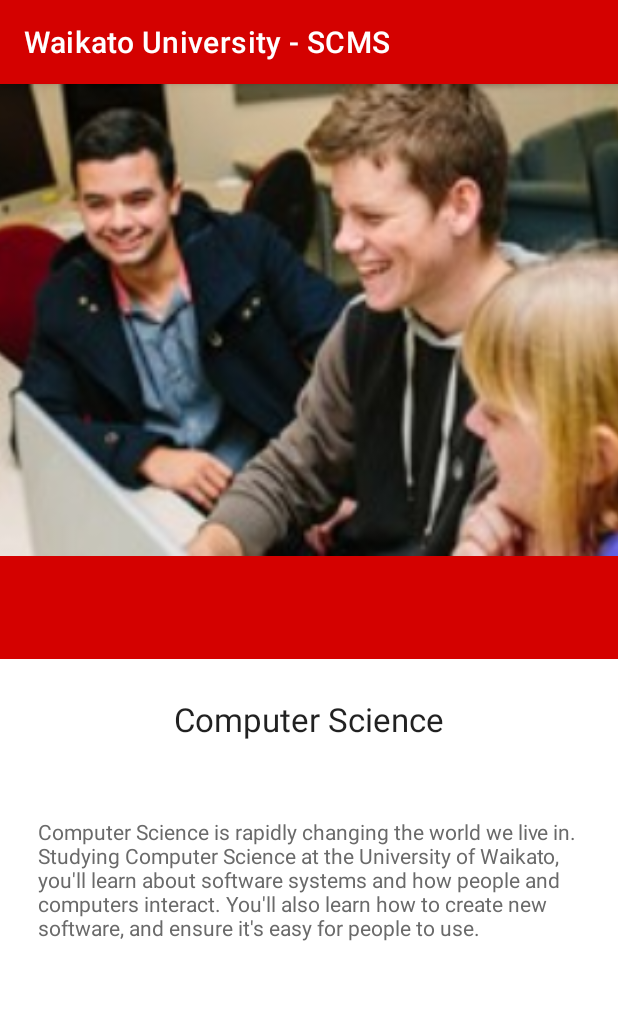
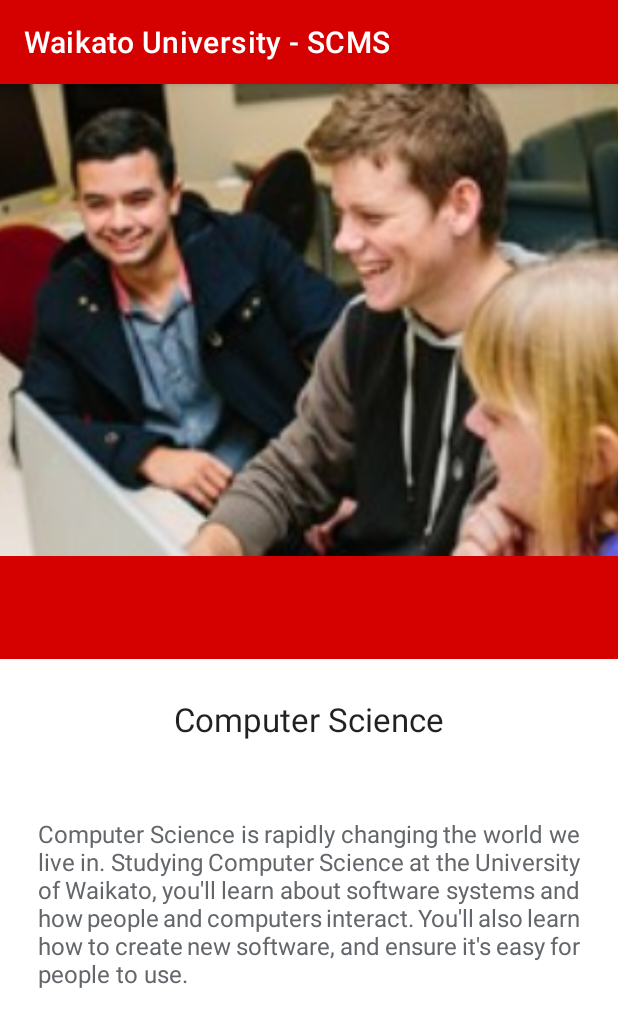
Before and after one commit to shinidude/AssignmentoOe, an Android app: the screen it shows after launch (DetailedActivity), after a tap on an icon or button, on a phone screen of 412 x 824 dp. Shown: the top 1027 px of the screen. Run offline under Robolectric (Android 15) with nearby library versions, the phone set to English and light mode, and no system bars.

Commit message:
Some tweaking were done for the detailed content. Comments in every file has been added as well.

```diff
--- a/app/src/main/java/com/example/assignmentooe/DetailedActivity.java
+++ b/app/src/main/java/com/example/assignmentooe/DetailedActivity.java
@@ -4,15 +4,13 @@ import androidx.appcompat.app.AppCompatActivity;
 
 
 import android.os.Bundle;
-import android.view.View;
-import android.widget.ImageButton;
 import android.widget.ImageView;
 import android.widget.TextView;
 import android.content.Intent; //Intend is imported to be able to use the intent class
 
 
 public class DetailedActivity extends AppCompatActivity {
-
+    //Declaring variables
     TextView TITLE, CONTENT;
     int val;
 
@@ -21,25 +19,19 @@ public class DetailedActivity extends AppCompatActivity {
         super.onCreate(savedInstanceState);
         setContentView(R.layout.activity_detailed);
 
-        TITLE=findViewById(R.id.content_title_id);
-        CONTENT=findViewById(R.id.detail_content_id);
-        ImageView banner = (ImageView) findViewById(R.id.detail_banner);
+        TITLE=findViewById(R.id.content_title_id);//passing the title textview in xml to be able to access in java
+        CONTENT=findViewById(R.id.detail_content_id);//passing the content textview in xml to be able to access in java
+        ImageView banner = (ImageView) findViewById(R.id.detail_banner);//passing the image in the detailed activity in xml to be able to access in java
 
-        Intent intent = getIntent();
-        String title = intent.getStringExtra("TITLE");
-        String content = intent.getStringExtra("CONTENT");
-        Bundle b= getIntent().getExtras();
+        Intent intent = getIntent();//Accessing the intent
+        String title = intent.getStringExtra("TITLE");//getting the "TITLE" data and passing it into title
+        String content = intent.getStringExtra("CONTENT");//getting the "CONTENT" data and passing it into content
 
-        if (b != null) {
-            val = b.getInt("BANNER");
-        }
-        banner.setImageResource(val);
+        TITLE.setText(title);//the text in the TITLE textview will be changed into the value in title
+        CONTENT.setText(content);//the text in the CONTENT textview will be changed into the value in content
 
-        TITLE.setText(title);
-        CONTENT.setText(content);
-
-
+        Bundle b= getIntent().getExtras();//check if any value sent from previous activity
+        val = b.getInt("BANNER");//get the image value
+        banner.setImageResource(val);//Set the banner using the image value
     }
-
-
 }
--- a/app/src/main/java/com/example/assignmentooe/MainActivity.java
+++ b/app/src/main/java/com/example/assignmentooe/MainActivity.java
@@ -12,25 +12,21 @@ import android.content.Intent; //Intend is imported to be able to use the intent
 public class MainActivity extends AppCompatActivity{
 
     //Declaring necessary variables
-    private ImageView image;
-    private String [] titles_array;
-    private String [] contents_array;
-    private ImageView banner_img;
-    public String title;
-    public String content;
-    public String banner_text;
+    private String [] titles_array; ///An array of tiles of course
+    private String [] contents_array; //An array of contents of each course
+    public String title; //title of the course
+    public String content; //detailed content of the course
 
     @Override
     protected void onCreate(Bundle savedInstanceState) {
         super.onCreate(savedInstanceState);
         setContentView(R.layout.activity_main);
 
+        ///passing through the xml image buttons to be able to access in jave
         ImageButton button_cs = (ImageButton)findViewById(R.id.tile_cs);
         ImageButton button_se = (ImageButton)findViewById(R.id.tile_se);
         ImageButton button_des = (ImageButton)findViewById(R.id.tile_design);
         ImageButton button_math = (ImageButton)findViewById(R.id.tile_math);
-
-        ImageView detail_banner = (ImageView)findViewById(R.id.detail_banner);
 
         /**
          * button_cs.setOnClickListener
@@ -41,19 +37,25 @@ public class MainActivity extends AppCompatActivity{
         button_cs.setOnClickListener(new View.OnClickListener() {
             @Override
             public void onClick(View v) {
-
+                ///Displays a message to the user that the button has been clicked properly
                 Toast.makeText(MainActivity.this, "The cs button has been clicked!", Toast.LENGTH_SHORT).show();
-                ///Explicit Intent class is used to be able to move from main activity to detail
+                //Creating a new intent
                 Intent intent = new Intent(MainActivity.this, DetailedActivity.class);
 
-                titles_array=getResources().getStringArray(R.array.string_array_titles);
+                ///Pass the array from the of the text from the array.xml
+                titles_array=getResources().getStringArray(R.array.string_array_titles); //passing the array of titles to titles
+                contents_array=getResources().getStringArray(R.array.string_array_content); //passing the array of contents to contents
+
+                //Passing the index of the designates title and detailed content.
                 title=titles_array[0];
-                contents_array=getResources().getStringArray(R.array.string_array_content);
                 content=contents_array[0];
 
-                intent.putExtra("BANNER",R.drawable.img_cs_banner);
-                intent.putExtra("TITLE",title);
-                intent.putExtra("CONTENT",content);
+                //passing data through to the new Activity
+                intent.putExtra("BANNER",R.drawable.img_cs_banner); //passing an image
+                intent.putExtra("TITLE",title); //passing the title
+                intent.putExtra("CONTENT",content); //passing the detailed content
+
+                //passing the intent into start activity
                 startActivity(intent);
             }
         });
@@ -70,14 +72,20 @@ public class MainActivity extends AppCompatActivity{
                 ///Explicit Intent class is used to be able to move from main activity to detail activity
                 Intent intent = new Intent(MainActivity.this, DetailedActivity.class);
 
-                titles_array=getResources().getStringArray(R.array.string_array_titles);
+                ///Pass the array from the of the text from the array.xml
+                titles_array=getResources().getStringArray(R.array.string_array_titles); //passing the array of titles to titles
+                contents_array=getResources().getStringArray(R.array.string_array_content); //passing the array of contents to contents
+
+                //Passing the index of the designates title and detailed content.
                 title=titles_array[3];
-                contents_array=getResources().getStringArray(R.array.string_array_content);
                 content=contents_array[3];
 
-                intent.putExtra("BANNER",R.drawable.img_se_banner);
-                intent.putExtra("TITLE",title);
-                intent.putExtra("CONTENT",content);
+                //passing data through to the new Activity
+                intent.putExtra("BANNER",R.drawable.img_se_banner);//passing an image
+                intent.putExtra("TITLE",title);//passing the title
+                intent.putExtra("CONTENT",content);//passing the detailed content
+
+                //passing the intent into start activity
                 startActivity(intent);
             }
         });
@@ -94,14 +102,20 @@ public class MainActivity extends AppCompatActivity{
                 ///Explicit Intent class is used to be able to move from main activity to detail activity
                 Intent intent = new Intent(MainActivity.this, DetailedActivity.class);
 
-                titles_array=getResources().getStringArray(R.array.string_array_titles);
+                ///Pass the array from the of the text from the array.xml
+                titles_array=getResources().getStringArray(R.array.string_array_titles); //passing the array of titles to titles
+                contents_array=getResources().getStringArray(R.array.string_array_content); //passing the array of contents to contents
+
+                //Passing the index of the designates title and detailed content.
                 title=titles_array[1];
-                contents_array=getResources().getStringArray(R.array.string_array_content);
                 content=contents_array[1];
 
-                intent.putExtra("BANNER",R.drawable.img_design_banner);
-                intent.putExtra("TITLE",title);
-                intent.putExtra("CONTENT",content);
+                //passing data through to the new Activity
+                intent.putExtra("BANNER",R.drawable.img_design_banner);//passing an image
+                intent.putExtra("TITLE",title);//passing the title
+                intent.putExtra("CONTENT",content);//passing the detailed content
+
+                //passing the intent into start activity
                 startActivity(intent);
             }
         });
@@ -118,14 +132,20 @@ public class MainActivity extends AppCompatActivity{
                 ///Explicit Intent class is used to be able to move from main activity to detail activity
                 Intent intent = new Intent(MainActivity.this, DetailedActivity.class);
 
-                titles_array=getResources().getStringArray(R.array.string_array_titles);
+                ///Pass the array from the of the text from the array.xml
+                titles_array=getResources().getStringArray(R.array.string_array_titles); //passing the array of titles to titles
+                contents_array=getResources().getStringArray(R.array.string_array_content); //passing the array of contents to contents
+
+                //Passing the index of the designates title and detailed content.
                 title=titles_array[2];
-                contents_array=getResources().getStringArray(R.array.string_array_content);
                 content=contents_array[2];
 
-                intent.putExtra("BANNER",R.drawable.img_math_banner);
-                intent.putExtra("TITLE",title);
-                intent.putExtra("CONTENT",content);
+                //passing data through to the new Activity
+                intent.putExtra("BANNER",R.drawable.img_math_banner);//passing an image
+                intent.putExtra("TITLE",title);//passing the title
+                intent.putExtra("CONTENT",content);//passing the detailed content
+
+                //passing the intent into start activity
                 startActivity(intent);
             }
         });
--- a/app/src/main/res/layout-land/activity_detailed.xml
+++ b/app/src/main/res/layout-land/activity_detailed.xml
@@ -1,9 +1,10 @@
 <?xml version="1.0" encoding="utf-8"?>
+<!--A linear lay out with a horizontal orientation is implement-->
+<!--This is to put the view groups right next to each other in landscape mode-->
 <LinearLayout xmlns:android="http://schemas.android.com/apk/res/android"
     android:layout_width="match_parent"
     android:layout_height="match_parent"
     android:orientation="horizontal">
-
         <!--A linear layout for the banner and the red divider
             to appear vertically on landscape-->
         <androidx.appcompat.widget.LinearLayoutCompat
@@ -11,7 +12,6 @@
             android:layout_height="match_parent"
             android:layout_weight="1"
             android:orientation="vertical">
-
         <!--Putting the text image over the banner image using a
         constraint layout-->
             <androidx.constraintlayout.widget.ConstraintLayout
@@ -19,15 +19,14 @@
                 android:layout_height="0dp"
                 android:layout_weight="0.82"
                 android:background="@color/dark_yellow">
+                <!--An empty Imageview. Image will be added when a an image button is pressed-->
                 <ImageView
                     android:id="@+id/detail_banner"
                     android:layout_width="match_parent"
                     android:layout_height="match_parent"
                     android:scaleType="centerCrop">
                 </ImageView>
-
             </androidx.constraintlayout.widget.ConstraintLayout>
-
             <!--This is the red rectangle divider-->
             <LinearLayout
                 android:layout_width="match_parent"
@@ -37,16 +36,15 @@
                 android:layout_gravity="bottom"
                 android:layout_weight="0.2">
             </LinearLayout>
-
         </androidx.appcompat.widget.LinearLayoutCompat>
-
+        <!--A new linear lay out is implemented to vertically display the text and the content-->
         <LinearLayout
             android:layout_width="0dp"
             android:layout_height="match_parent"
             android:layout_weight="1"
             android:background="@color/white"
             android:orientation="vertical">
-
+            <!--This is the title-->
             <TextView
                 android:id="@+id/content_title_id"
                 android:layout_width="match_parent"
@@ -56,13 +54,15 @@
                 android:text="@string/title_placeholder"
                 android:textAppearance="@style/TextAppearance.AppCompat.Large"
                 ></TextView>
-
+            <!--This is the detail content-->
             <TextView
                 android:id="@+id/detail_content_id"
                 android:layout_width="match_parent"
                 android:layout_height="wrap_content"
                 android:layout_margin="25dp"
+                android:justificationMode="inter_word"
                 android:text="@string/content_placeholder"
+                android:textSize="16dp"
                 android:textColor="#6a6a6a"></TextView>
         </LinearLayout>
 
--- a/app/src/main/res/layout/activity_detailed.xml
+++ b/app/src/main/res/layout/activity_detailed.xml
@@ -1,17 +1,20 @@
 <?xml version="1.0" encoding="utf-8"?>
+<!--A linear lay out with a vertical orientation is implement-->
+<!--This is to put the view groups right next to each other in portrait mode-->
 <LinearLayout xmlns:android="http://schemas.android.com/apk/res/android"
     xmlns:tools="http://schemas.android.com/tools"
     android:layout_width="match_parent"
     android:layout_height="match_parent"
     android:orientation="vertical"
     tools:context=".DetailedActivity">
-
+    <!--Constraint lay out is used for the image to be put on top of it-->
     <androidx.constraintlayout.widget.ConstraintLayout
         android:layout_width="match_parent"
         android:layout_height="0dp"
         android:layout_weight="0.82"
         android:background="@color/yellow"
         >
+        <!--This image view is set where the image depending of the button clicked will show-->
         <ImageView
             android:id="@+id/detail_banner"
             android:layout_width="match_parent"
@@ -19,21 +22,21 @@
             android:scaleType="centerCrop">
         </ImageView>
     </androidx.constraintlayout.widget.ConstraintLayout>
-
+    <!--The linear lay out is for the red divider -->
     <LinearLayout
         android:layout_width="match_parent"
         android:layout_height="0dp"
         android:layout_weight="0.18"
         android:background="@color/red"
         ></LinearLayout>
-
+    <!--A new linear lay out is implemented to vertically display the text and the content-->
     <LinearLayout
         android:layout_width="match_parent"
         android:layout_height="0dp"
         android:layout_weight="1"
         android:background="@color/white"
         android:orientation="vertical">
-
+        <!--A text view for the Title-->
         <TextView
             android:id="@+id/content_title_id"
             android:layout_width="match_parent"
@@ -43,15 +46,18 @@
             android:text="@string/title_placeholder"
             android:textAppearance="@style/TextAppearance.AppCompat.Large"
             ></TextView>
-
+        <!--A text view for the detail contents.-->
         <TextView
             android:id="@+id/detail_content_id"
             android:layout_width="match_parent"
             android:layout_height="wrap_content"
             android:layout_margin="25dp"
+            android:justificationMode="inter_word"
             android:text="@string/content_placeholder"
-            android:textColor="#6a6a6a"
+            android:textSize="16dp"
+            android:textColor="#63666A"
             ></TextView>
 
     </LinearLayout>
+
 </LinearLayout>
```
Also changed, not shown: app/src/main/res/layout-land/activity_main.xml (+19 -19 lines), app/src/main/res/layout/activity_main.xml (+19 -14 lines).
